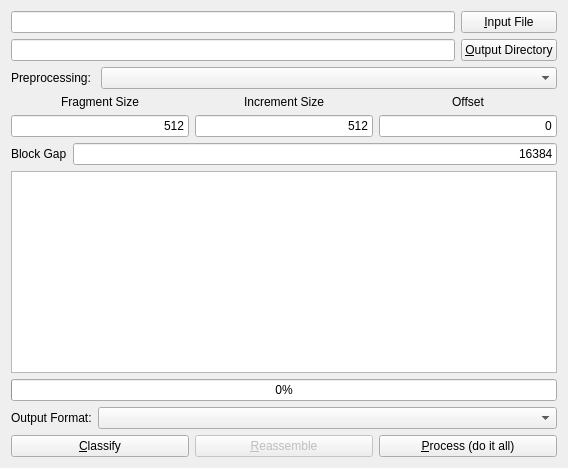
This is gui/file_carving_ui.ui in rpoisel/mmc as Qt 5 draws it before an edit. The edited form follows.
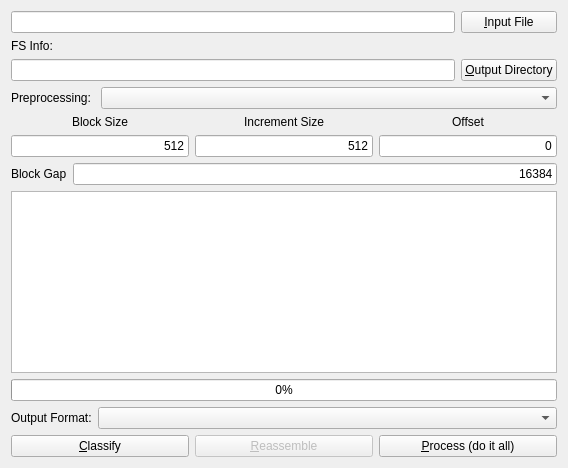
This is the edited form.

The edit to the form file:
```diff
--- a/gui/file_carving_ui.ui
+++ b/gui/file_carving_ui.ui
@@ -30,20 +30,27 @@
        </property>
       </widget>
      </item>
-     <item row="1" column="1">
+     <item row="2" column="1">
       <widget class="QPushButton" name="outputDirButton">
        <property name="text">
         <string>&amp;Output Directory</string>
        </property>
       </widget>
      </item>
-     <item row="1" column="0">
+     <item row="2" column="0">
       <widget class="QLineEdit" name="outputDir">
        <property name="text">
         <string/>
        </property>
       </widget>
      </item>
+     <item row="1" column="0">
+      <widget class="QLabel" name="fsInfo">
+       <property name="text">
+        <string>FS Info: </string>
+       </property>
+      </widget>
+     </item>
     </layout>
    </item>
    <item>
@@ -121,7 +128,7 @@
      <item row="0" column="0">
       <widget class="QLabel" name="label">
        <property name="text">
-        <string>Fragment Size</string>
+        <string>Block Size</string>
        </property>
        <property name="alignment">
         <set>Qt::AlignCenter</set>
```
